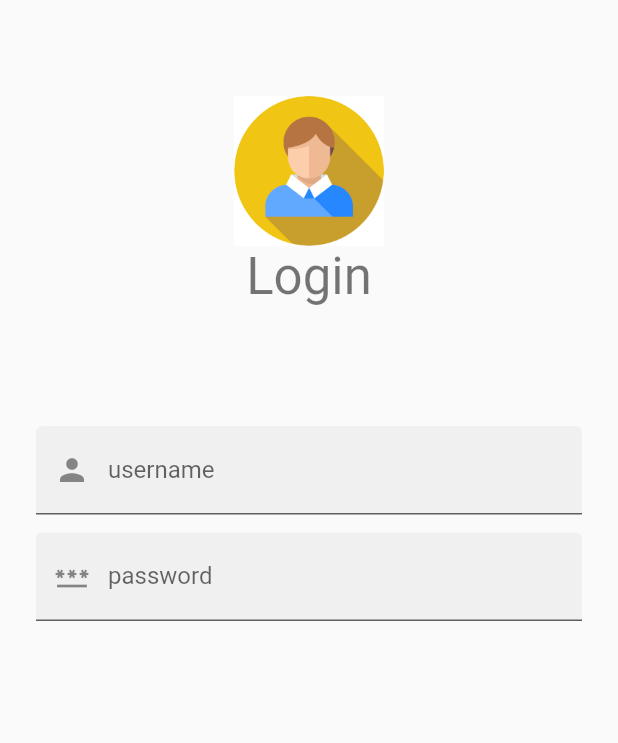
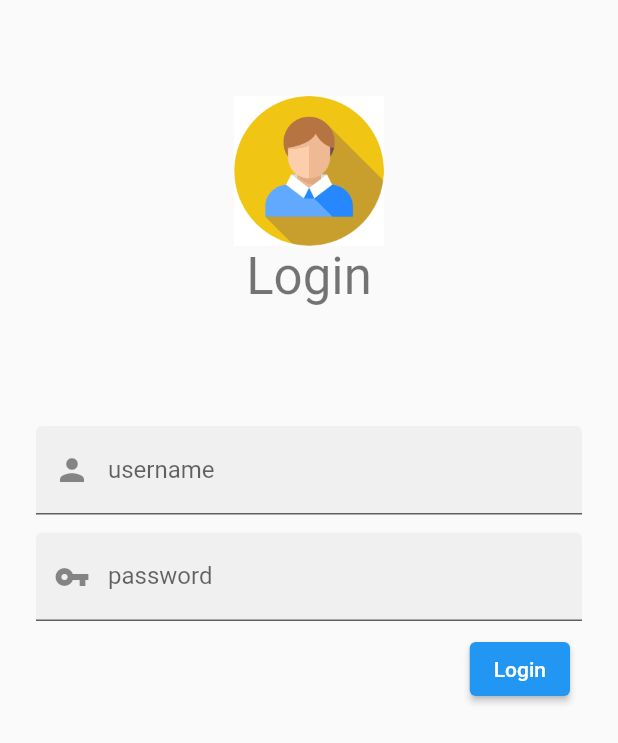
Before and after one commit to omer358/Login-Flutter-App, a Flutter app: the screen it shows after launch, on a phone screen of 412 x 824 dp. Shown: the top 743 px of the screen. Run offline on Flutter 3.47's test engine with Material 2 defaults, Android fonts, the phone set to English and light mode, and no system bars.

Commit message:
add login button

```diff
--- a/lib/main.dart
+++ b/lib/main.dart
@@ -68,11 +68,20 @@ class _MyHomePageState extends State<MyHomePage> {
             ),
             const TextField(
               decoration: InputDecoration(
-                prefixIcon: Icon(Icons.password),
+                prefixIcon: Icon(Icons.vpn_key),
                 labelText: "password",
                 filled: true,
               ),
               obscureText: true,
+            ),
+            ButtonBar(
+              children: [
+                ElevatedButton(
+                    child: const Text("Login"),
+                    onPressed: () {
+                      print('Hello world');
+                    }),
+              ],
             )
           ],
         ),
```
